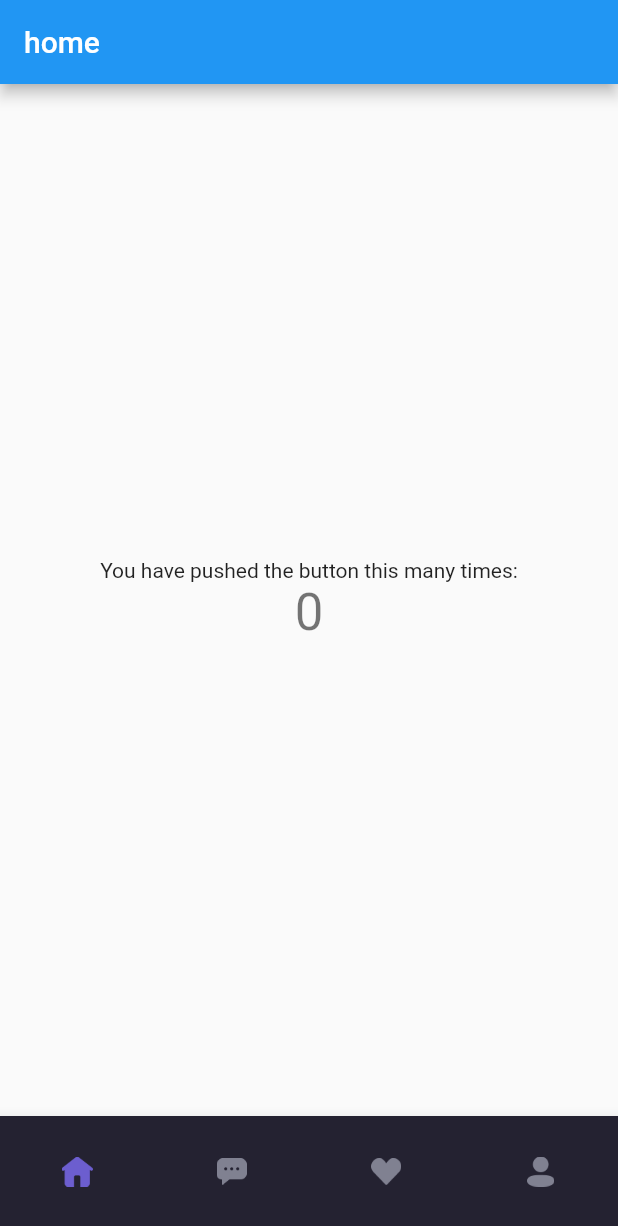
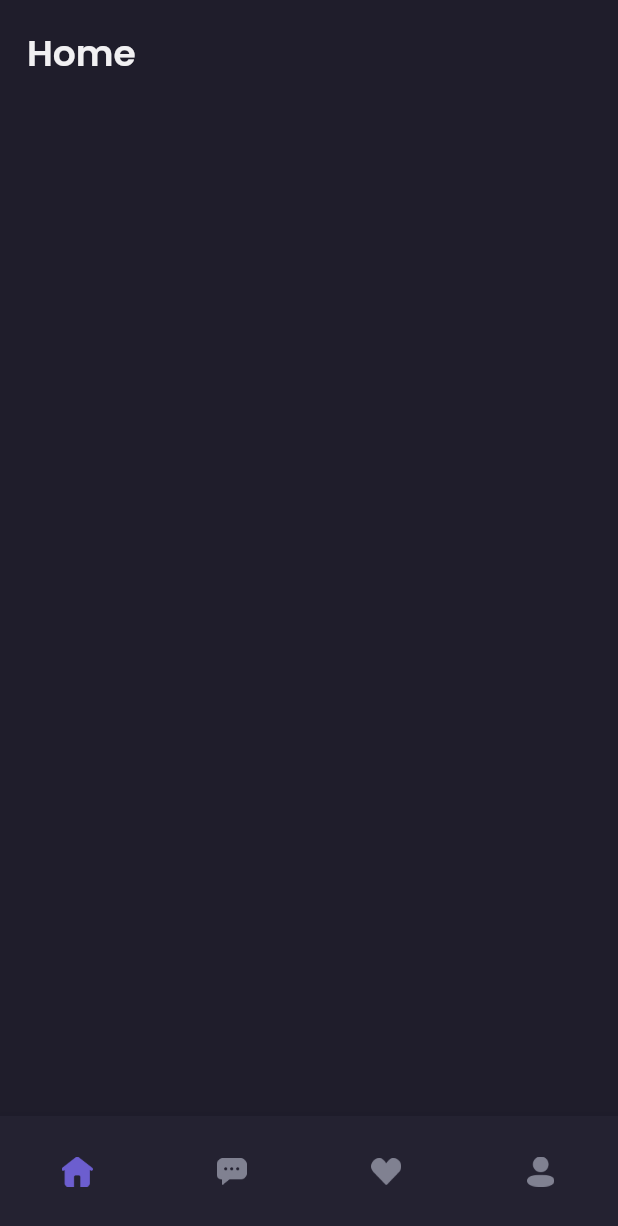
Before and after one commit to andrirahmanto/fishery_plus, a Flutter app: the screen it shows after launch, on a phone screen of 412 x 824 dp. Shown: the top 1226 px of the screen. Run offline on Flutter 3.47's test engine with Material 2 defaults, Android fonts, the phone set to English and light mode, and no system bars; our stand-ins replace get, google_fonts.

Commit message:
fix: fix dashboard

```diff
--- a/lib/pages/dashboard.dart
+++ b/lib/pages/dashboard.dart
@@ -17,6 +17,7 @@ class DashboardPage extends StatelessWidget {
       init: DashboardController(),
       builder: (controller) {
         return Scaffold(
+          backgroundColor: backgroundColor1,
           body: SafeArea(
             child: IndexedStack(
               index: controller.tabIndex!,
--- a/lib/pages/home/home_page.dart
+++ b/lib/pages/home/home_page.dart
@@ -8,24 +8,28 @@ class HomePage extends StatelessWidget {
 
   @override
   Widget build(BuildContext context) {
-    return Scaffold(
-      appBar: AppBar(
-        title: const Text("home"),
-      ),
-      body: Center(
-        child: Column(
-          mainAxisAlignment: MainAxisAlignment.center,
-          children: <Widget>[
-            const Text(
-              'You have pushed the button this many times:',
-            ),
-            Text(
-              '0',
-              style: Theme.of(context).textTheme.headline4,
-            ),
-          ],
+    Widget title() {
+      return Container(
+        margin: EdgeInsets.only(
+          top: defaultMargin,
+          left: defaultMargin,
+          right: defaultMargin,
         ),
-      ),
+        child: Text(
+          'Home',
+          style: primaryTextStyle.copyWith(
+            fontSize: 24,
+            fontWeight: semiBold,
+          ),
+        ),
+      );
+    }
+
+    return ListView(
+      children: [
+        title(),
+        // statistic(),
+      ],
     );
   }
 }
--- a/lib/theme.dart
+++ b/lib/theme.dart
@@ -1,7 +1,7 @@
 import 'package:flutter/material.dart';
 import 'package:google_fonts/google_fonts.dart';
 
-double defaultMargin = 30.0;
+double defaultMargin = 18.0;
 
 Color primaryColor = const Color(0xff6C5ECF);
 Color secondaryColor = const Color(0xff38ABBE);
```
